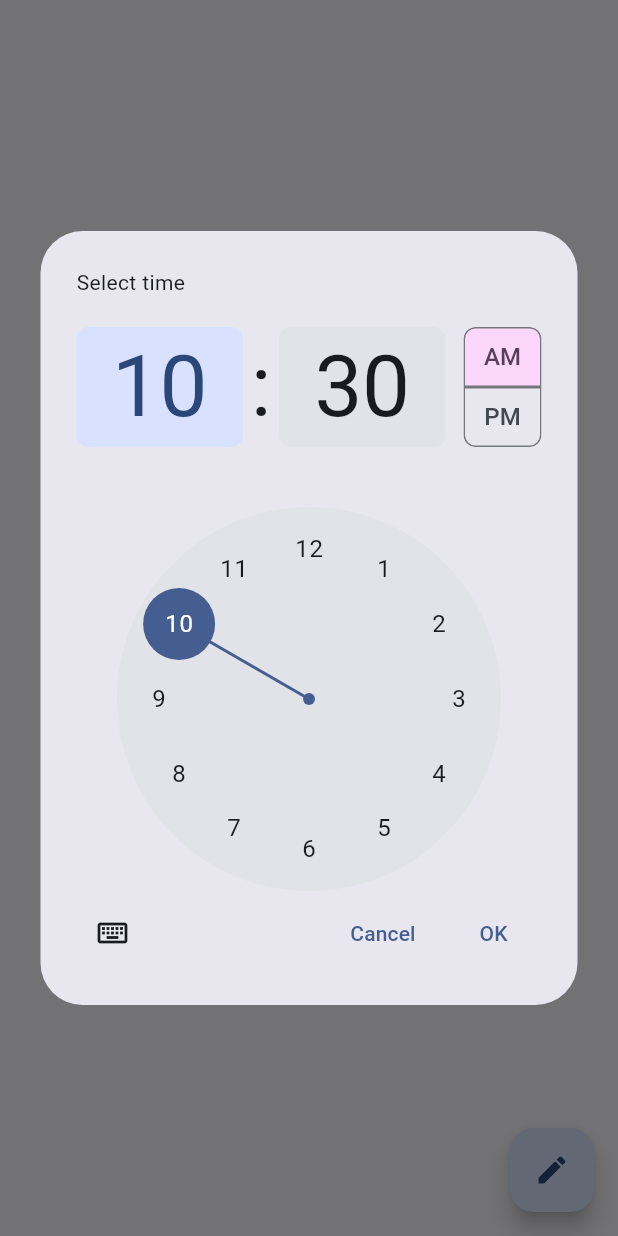
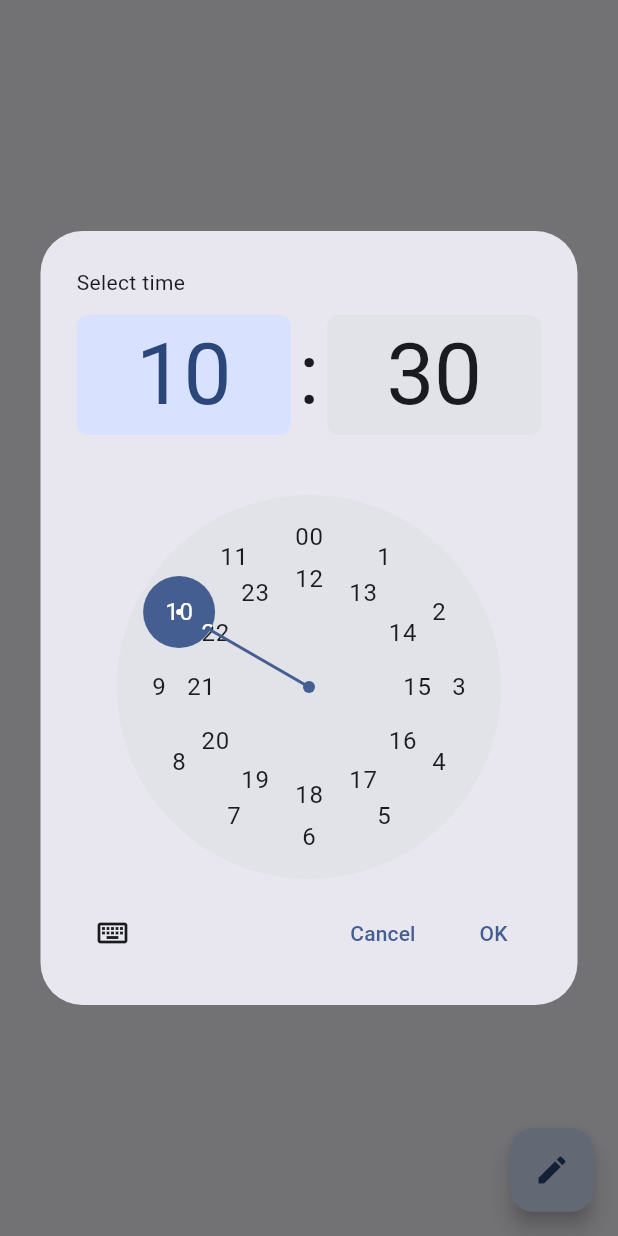
Before and after one commit to dsaemii/wecker, a Flutter app: the screen it shows after launch, after a tap on the "edit" icon, on a phone screen of 412 x 824 dp. Run offline on Flutter 3.47's test engine with Material 2 defaults, Android fonts, the phone set to English and light mode, and no system bars.

Commit message:
checkAlarm() function fixed

```diff
--- a/lib/main.dart
+++ b/lib/main.dart
@@ -39,13 +39,13 @@
   void setTime() {
     setState(() {
       DateTime today = DateTime.now();
-      String hour = today.hour.toString().padLeft(2, '0');
+      // String hour = today.hour.toString().padLeft(2, '0');
       String minute = today.minute.toString().padLeft(2, '0');
-      now = "$hour:$minute";
+      now = "${today.hour}:$minute";
     });
   }
 
-  void checkAlarm() {
+  /* void checkAlarm() {
     if (now == alarm) {
       setState(() {
         alarmnow = "now";
@@ -55,7 +55,27 @@
         alarmnow = "not now";
       });
     }
+  } */
+  void checkAlarm() {
+  DateTime nowTime = DateTime.now();
+  int nowHour = nowTime.hour;
+  int nowMinute = nowTime.minute;
+
+  List<String> alarmParts = alarm.split(':');
+  int alarmHour = int.parse(alarmParts[0]);
+  int alarmMinute = int.parse(alarmParts[1]);
+
+  if (nowHour == alarmHour && nowMinute == alarmMinute) {
+    setState(() {
+      alarmnow = "now";
+    });
+  } else {
+    setState(() {
+      alarmnow = "not now";
+    });
   }
+}
+
 
   // timer function
   void startTimer() {
@@ -77,45 +97,18 @@
     super.dispose();
   }
 
-    /*Future<void> _showEditDialog() async {
-    String? newAlarm = await showDialog<String>(
-      context: context,
-      builder: (BuildContext context) {
-        String? editedTime;
-
-        return AlertDialog(
-          title: const Text('Edit Alarm'),
-          content: TextField(
-            onChanged: (value) {
-              editedTime = value;
-            },
-            decoration: InputDecoration(
-              hintText: 'Enter time to set alarm',
-            ),
-          ),
-          actions: <Widget>[
-            TextButton(
-              onPressed: () {
-                Navigator.of(context).pop(editedTime);
-              },
-              child: const Text('Save'),
-            ),
-          ],
-        );
-      },
-    );
-
-    if (newAlarm != null) {
-      setState(() {
-        alarm = newAlarm;
-      });
-    }
-  } */
-
   Future<void> _showEditDialog() async {
   TimeOfDay? selectedTime = await showTimePicker(
     context: context,
     initialTime: TimeOfDay.now(),
+    initialEntryMode: TimePickerEntryMode.dial, // Set initial entry mode
+    builder: (BuildContext context, Widget? child) {
+      return MediaQuery(
+        // Override the default 12-hour format
+        data: MediaQuery.of(context).copyWith(alwaysUse24HourFormat: true),
+        child: child!,
+      );
+    },
   );
 
   if (selectedTime != null) {
```
